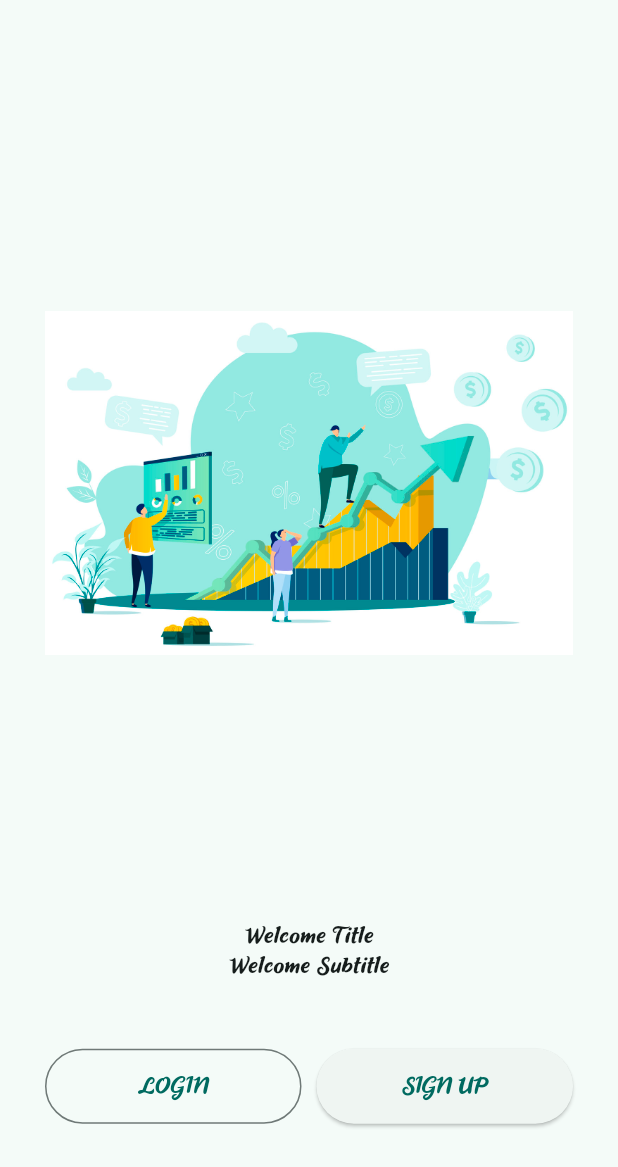
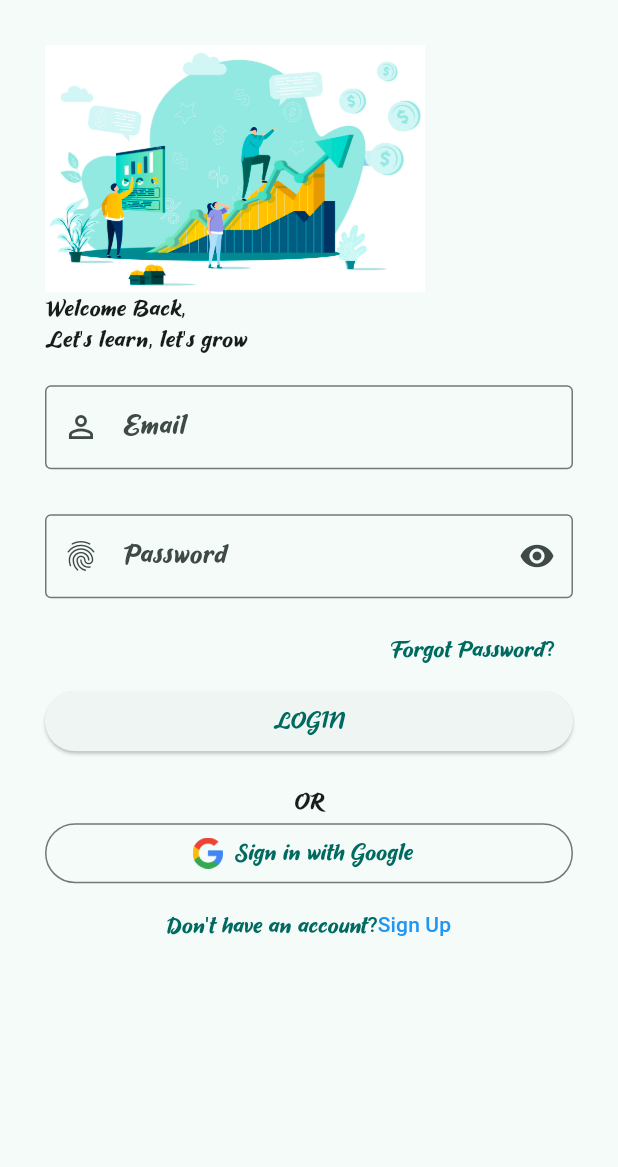
Before and after one commit to CPAD4Y2023/CPAD4Y2023Team04, a Flutter app: the screen it shows after launch, after a tap on "LOGIN", on a phone screen of 412 x 824 dp. Shown: the top 1167 px of the screen. Run offline on Flutter 3.47's test engine with Material 2 defaults, Android fonts, the phone set to English and light mode, and no system bars; our stand-ins replace get.

Commit message:
Login page

```diff
--- a/ui/my_app/lib/src/features/authentication/constants/image_strings.dart
+++ b/ui/my_app/lib/src/features/authentication/constants/image_strings.dart
@@ -2,3 +2,4 @@ const splashScreenImage = "assets/images/splash_screen.jpg";
 const splashScreenImage2 = "assets/images/splash_screen2.jpg";
 const splashScreenImage3 = "assets/images/splash_screen3.png";
 const welcomeScreenImage2 = "assets/images/welcome_screen2.jpg";
+const googleLogoImage = "assets/images/google_logo.png";
--- a/ui/my_app/lib/src/features/authentication/constants/text_strings.dart
+++ b/ui/my_app/lib/src/features/authentication/constants/text_strings.dart
@@ -1,4 +1,11 @@
 const String tAppName = "App Name";
 const String tTagLine = "Tag Line";
 const String tLogin = "Login";
+const String tWelcomeBack = "Welcome Back,";
+const String tLoginSubtitle = "Let's learn, let's grow";
 const String tSignUP = "Sign Up";
+const String tEmail = "Email";
+const String tPassword = "Password";
+const String tForgotPassword = "Forgot Password?";
+const String tSignInWithGoogle = "Sign in with Google";
+const String tDontHaveAnAccount = "Don't have an account?";
--- /dev/null
+++ b/ui/my_app/lib/src/features/authentication/screens/login/login_screen.dart
@@ -0,0 +1,73 @@
+
+import 'package:flutter/material.dart';
+import 'package:my_app/src/features/authentication/constants/image_strings.dart';
+import 'package:my_app/src/features/authentication/constants/sizes.dart';
+import 'package:my_app/src/features/authentication/constants/text_strings.dart';
+
+class LoginScreen extends StatelessWidget{
+  const LoginScreen({Key? key}) : super(key: key);
+
+  @override
+  Widget build(BuildContext context)
+  {
+    var height = MediaQuery.of(context).size.height;
+    return Scaffold(body: SingleChildScrollView(
+      child: Container(
+        padding: const EdgeInsets.all(tDefaultSize),
+        child:  Column(
+          crossAxisAlignment: CrossAxisAlignment.start,
+          children: [
+
+          Image(image: AssetImage(welcomeScreenImage2), height: height * 0.2),
+          Text(tWelcomeBack),
+          Text(tLoginSubtitle),
+
+
+            Form(child: Container(padding: EdgeInsets.symmetric(vertical: 20.0),child: Column(
+
+              crossAxisAlignment: CrossAxisAlignment.start,
+              children: [
+                TextFormField(
+                  decoration: InputDecoration(prefixIcon: Icon(Icons.person_outline_outlined),
+                  labelText : tEmail,
+                  hintText : tEmail,
+                  border: OutlineInputBorder())
+                ),
+                SizedBox(height: 30),
+                TextFormField(
+                  decoration: InputDecoration(prefixIcon: Icon(Icons.fingerprint),
+                  labelText : tPassword,
+                  hintText : tPassword,
+                  border: OutlineInputBorder(),
+                  suffixIcon: IconButton(onPressed: null,icon:Icon(Icons.remove_red_eye_sharp)))
+                ),
+                SizedBox(height: 10),
+                Align(
+                  alignment: Alignment.centerRight,
+                  child: TextButton(onPressed: (){}, child: const Text(tForgotPassword),),
+                ),
+
+                SizedBox(width:double.infinity, child:ElevatedButton(onPressed: (){}, child: Text(tLogin.toUpperCase())))
+              ],
+            )
+            )
+            ),
+
+            Column(
+              crossAxisAlignment: CrossAxisAlignment.center,
+              children: [
+                const Text("OR"),
+
+                SizedBox(width:double.infinity ,child:OutlinedButton.icon(icon : Image(image: AssetImage(googleLogoImage),width: 20.0,),onPressed: (){}, label: Text(tSignInWithGoogle))),
+
+                TextButton(onPressed: (){}, child: const Text.rich(TextSpan(text:tDontHaveAnAccount, children: [TextSpan(text: tSignUP, style: TextStyle(color: Colors.blue))])))
+              ],
+            )
+          ],
+        ),
+    ),
+      ),
+    );
+
+  }
+}
--- a/ui/my_app/lib/src/features/authentication/screens/welcome_screen/welcome_screen.dart
+++ b/ui/my_app/lib/src/features/authentication/screens/welcome_screen/welcome_screen.dart
@@ -6,6 +6,7 @@ import 'package:my_app/src/common_widgets/fade_in_animation/fade_in_animation_mo
 import 'package:my_app/src/features/authentication/constants/image_strings.dart';
 import 'package:my_app/src/features/authentication/constants/sizes.dart';
 import 'package:my_app/src/features/authentication/constants/text_strings.dart';
+import 'package:my_app/src/features/authentication/screens/login/login_screen.dart';
 
 class WelcomeScreen extends StatelessWidget {
   const WelcomeScreen({Key? key}) : super(key: key);
@@ -32,7 +33,10 @@ class WelcomeScreen extends StatelessWidget {
                 child: OutlinedButton(
                     style: OutlinedButton.styleFrom(
                         padding: EdgeInsets.symmetric(vertical: tButtonHeight)),
-                    onPressed: () {},
+                    onPressed: () {Navigator.push(
+    context,
+    MaterialPageRoute(builder: (context) => const LoginScreen()),
+  );},
                     child: Text(tLogin.toUpperCase()))),
             SizedBox(width: 10.0),
             Expanded(
--- a/ui/my_app/pubspec.yaml
+++ b/ui/my_app/pubspec.yaml
@@ -66,6 +66,7 @@ flutter:
    - assets/images/splash_screen3.png
    - assets/images/welcome_screen1.svg
    - assets/images/welcome_screen2.jpg
+   - assets/images/google_logo.png
 
   # An image asset can refer to one or more resolution-specific "variants", see
   # https://flutter.dev/assets-and-images/#resolution-aware
```
Also changed, not shown: ui/my_app/assets/images/google_logo.png (added), ui/my_app/assets/images/login.png (added).
